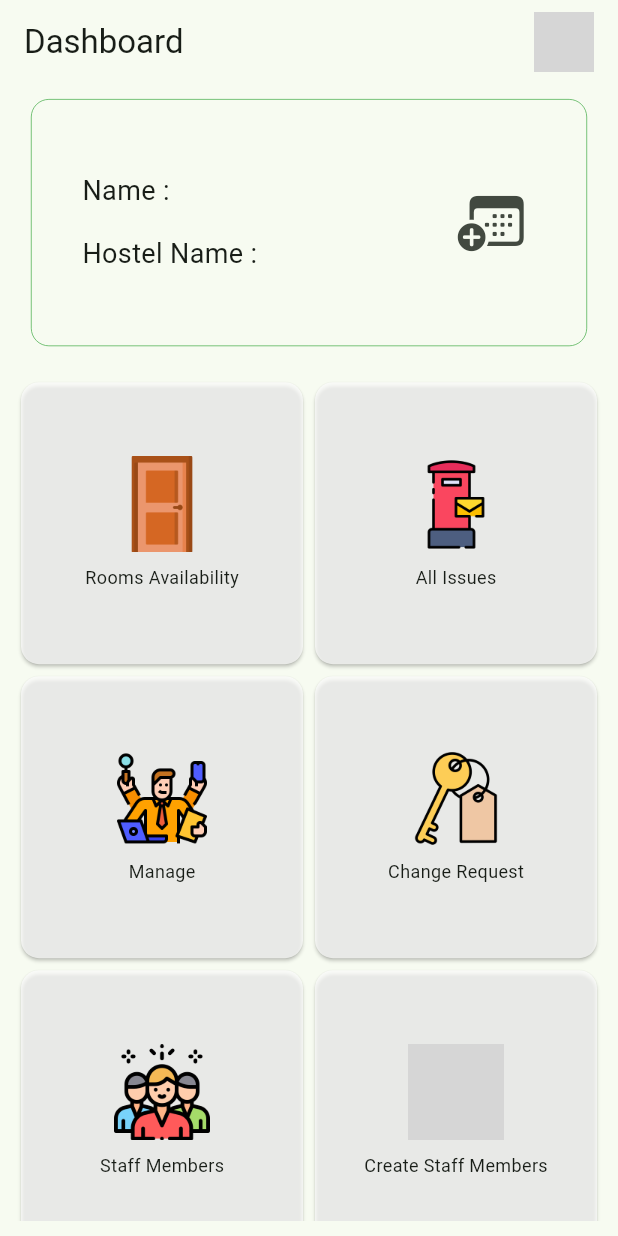
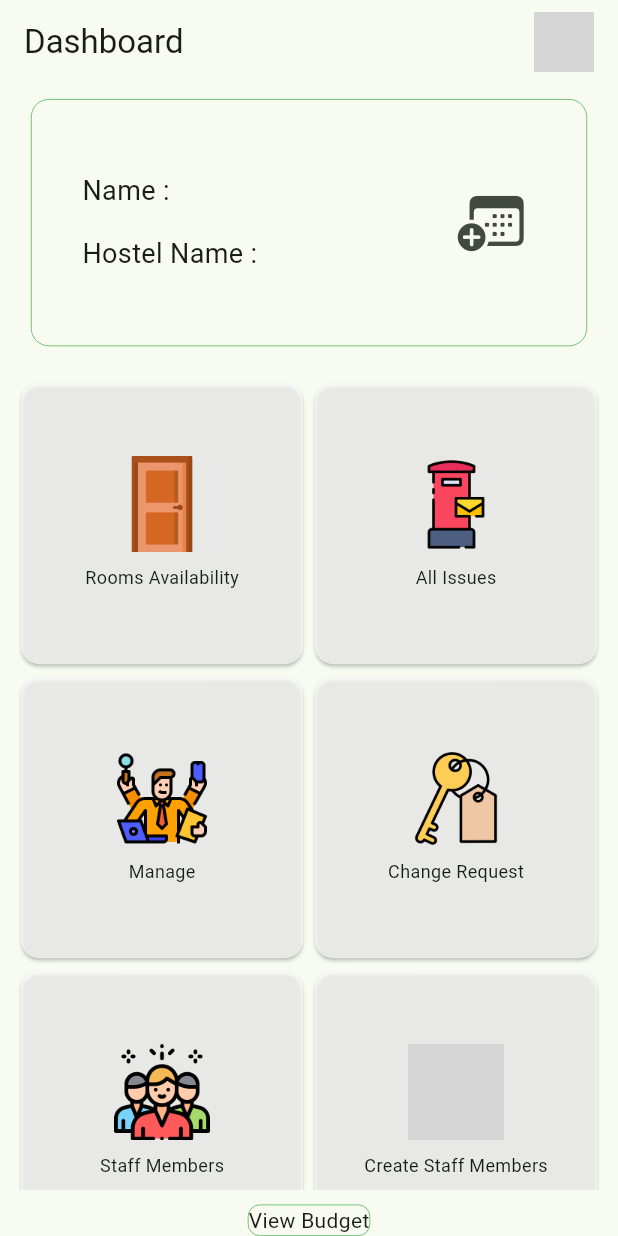
Before and after one commit to punkushal/hostel-management-project, a Flutter app: the screen it shows once a user with an empty profile is signed in, on a phone screen of 412 x 824 dp. Run offline on Flutter 3.47's test engine with Material 3 defaults, Android fonts, the phone set to English and light mode, and no system bars; our stand-ins replace cached_network_image, cloud_firestore, firebase_auth, firebase_core, firebase_storage, get and 2 more; accounts and stored records are empty; network calls fail; grey boxes are pictures that could not be loaded.

Commit message:
view budget report navigation added

```diff
--- a/lib/screens/warden_home_screen.dart
+++ b/lib/screens/warden_home_screen.dart
@@ -4,8 +4,10 @@ import 'package:flutter/material.dart';
 import 'package:get/get.dart';
 import 'package:hostel_management_project/auth/controller/auth_controller.dart';
 import 'package:hostel_management_project/auth/controller/user_controller.dart';
+import 'package:hostel_management_project/screens/budget_report_screen.dart';
 import 'package:hostel_management_project/screens/warden_details_screen.dart';
 import 'package:hostel_management_project/widgets/categories_list.dart';
+import 'package:hostel_management_project/widgets/custom_button.dart';
 import 'package:hostel_management_project/widgets/custom_container.dart';
 
 class WardenHomeScreen extends StatefulWidget {
@@ -49,7 +51,8 @@ class _WardenHomeScreenState extends State<WardenHomeScreen> {
           )
         ],
       ),
-        body: Obx(() => userController.isLoading.value
+      body: Obx(
+        () => userController.isLoading.value
             ? const Center(
                 child: CircularProgressIndicator(
                   color: Colors.blue,
@@ -108,8 +111,19 @@ class _WardenHomeScreenState extends State<WardenHomeScreen> {
                       ),
                     ),
                   ),
-                  const Expanded(child: CategoriesList())
+                  const Expanded(child: CategoriesList()),
+                  const SizedBox(
+                    width: 18,
+                  ),
+                  CustomButton(
+                      onTap: () {
+                        Get.to(() => const BudgetReportScreen());
+                      },
+                      radiusValue: 8,
+                      content: const Text('View Budget'))
                 ],
-              )));
+              ),
+      ),
+    );
   }
 }
```
Lines whose indentation alone changed are shown as unchanged.
